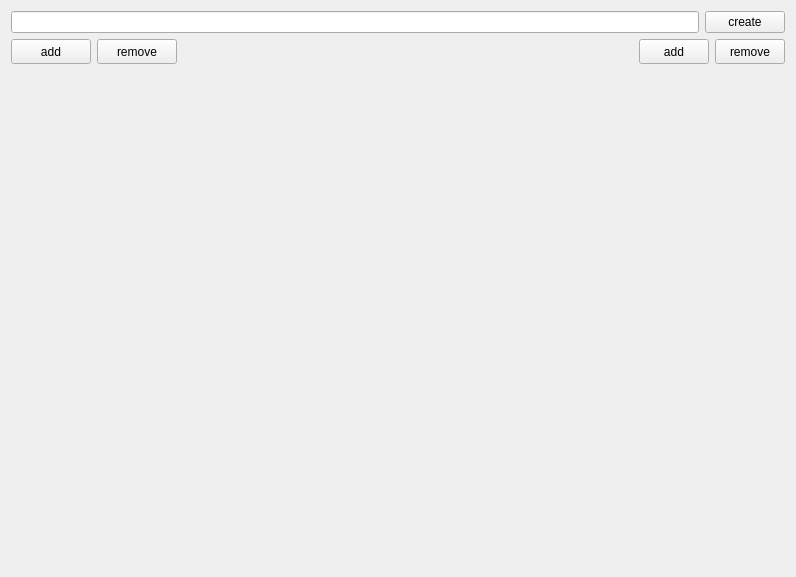
Old version of the form mainwindow.ui in the repository spiritt123/electronic.
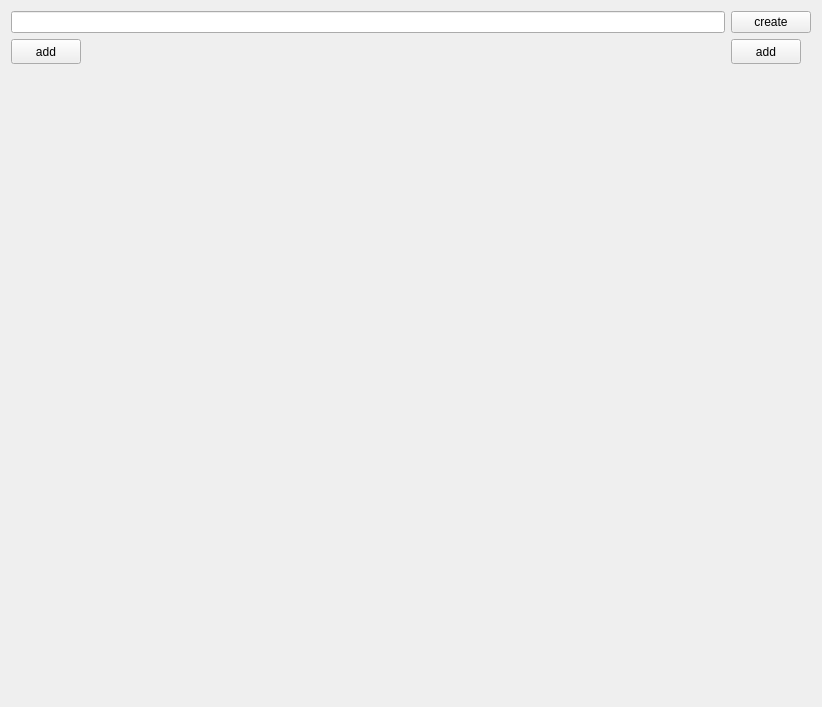
New version of the form.

```diff
--- a/mainwindow.ui
+++ b/mainwindow.ui
@@ -24,30 +24,22 @@
     <item row="0" column="0">
      <layout class="QVBoxLayout" name="verticalLayout">
       <item>
-       <layout class="QHBoxLayout" name="horizontalLayout">
-        <item>
-         <widget class="QLineEdit" name="NewNameElement">
-          <property name="enabled">
-           <bool>true</bool>
-          </property>
-         </widget>
-        </item>
-        <item>
+       <layout class="QGridLayout" name="gridLayout_2">
+        <item row="1" column="1">
          <widget class="QPushButton" name="pushButton">
           <property name="text">
            <string>create</string>
           </property>
          </widget>
         </item>
-       </layout>
-      </item>
-      <item>
-       <layout class="QHBoxLayout" name="Place_layout">
-        <item>
-         <layout class="QVBoxLayout" name="InputPins">
-          <item>
-           <layout class="QHBoxLayout" name="InputPinsMenu">
-            <item alignment="Qt::AlignTop">
+        <item row="1" column="0">
+         <widget class="QLineEdit" name="NewNameElement">
+          <property name="enabled">
+           <bool>true</bool>
+          </property>
+         </widget>
+        </item>
+        <item row="2" column="0">
              <widget class="QPushButton" name="AddInputPin">
               <property name="minimumSize">
                <size>
@@ -55,102 +47,18 @@
                 <height>25</height>
                </size>
               </property>
-              <property name="text">
-               <string>add</string>
-              </property>
-             </widget>
-            </item>
-            <item alignment="Qt::AlignTop">
-             <widget class="QPushButton" name="RemoveInputPin">
-              <property name="minimumSize">
+          <property name="maximumSize">
                <size>
                 <width>70</width>
                 <height>25</height>
                </size>
               </property>
               <property name="text">
-               <string>remove</string>
+           <string>add</string>
               </property>
              </widget>
             </item>
-           </layout>
-          </item>
-          <item>
-           <spacer name="verticalSpacer_4">
-            <property name="orientation">
-             <enum>Qt::Vertical</enum>
-            </property>
-            <property name="sizeHint" stdset="0">
-             <size>
-              <width>20</width>
-              <height>40</height>
-             </size>
-            </property>
-           </spacer>
-          </item>
-          <item>
-           <widget class="QWidget" name="InputPinsList" native="true">
-            <property name="minimumSize">
-             <size>
-              <width>50</width>
-              <height>50</height>
-             </size>
-            </property>
-           </widget>
-          </item>
-          <item>
-           <spacer name="verticalSpacer_3">
-            <property name="orientation">
-             <enum>Qt::Vertical</enum>
-            </property>
-            <property name="sizeHint" stdset="0">
-             <size>
-              <width>20</width>
-              <height>40</height>
-             </size>
-            </property>
-           </spacer>
-          </item>
-         </layout>
-        </item>
-        <item>
-         <layout class="QVBoxLayout" name="verticalLayout_2">
-          <item>
-           <spacer name="horizontalSpacer">
-            <property name="orientation">
-             <enum>Qt::Horizontal</enum>
-            </property>
-            <property name="sizeHint" stdset="0">
-             <size>
-              <width>0</width>
-              <height>0</height>
-             </size>
-            </property>
-           </spacer>
-          </item>
-          <item>
-           <widget class="QWidget" name="Items_field" native="true">
-            <property name="minimumSize">
-             <size>
-              <width>39</width>
-              <height>10</height>
-             </size>
-            </property>
-            <property name="maximumSize">
-             <size>
-              <width>854</width>
-              <height>858</height>
-             </size>
-            </property>
-           </widget>
-          </item>
-         </layout>
-        </item>
-        <item>
-         <layout class="QVBoxLayout" name="OutputPins">
-          <item>
-           <layout class="QHBoxLayout" name="OutputPinsMenu">
-            <item>
+        <item row="2" column="1">
              <widget class="QPushButton" name="AddOutputPin">
               <property name="sizePolicy">
                <sizepolicy hsizetype="Minimum" vsizetype="Fixed">
@@ -181,29 +89,40 @@
               </property>
              </widget>
             </item>
-            <item alignment="Qt::AlignTop">
-             <widget class="QPushButton" name="RemoveOutputPin">
-              <property name="enabled">
-               <bool>true</bool>
-              </property>
+       </layout>
+      </item>
+      <item>
+       <layout class="QHBoxLayout" name="Place_layout">
+        <item>
+         <layout class="QVBoxLayout" name="verticalLayout_2">
+          <item>
+           <spacer name="horizontalSpacer">
+            <property name="orientation">
+             <enum>Qt::Horizontal</enum>
+            </property>
+            <property name="sizeHint" stdset="0">
+             <size>
+              <width>0</width>
+              <height>0</height>
+             </size>
+            </property>
+           </spacer>
+          </item>
+          <item>
+           <widget class="QWidget" name="Items_field" native="true">
               <property name="minimumSize">
                <size>
-                <width>70</width>
-                <height>25</height>
+              <width>800</width>
+              <height>600</height>
                </size>
               </property>
               <property name="maximumSize">
                <size>
-                <width>70</width>
-                <height>25</height>
-               </size>
-              </property>
-              <property name="text">
-               <string>remove</string>
-              </property>
-             </widget>
-            </item>
-           </layout>
+              <width>1920</width>
+              <height>1080</height>
+             </size>
+            </property>
+           </widget>
           </item>
           <item>
            <spacer name="verticalSpacer">
@@ -212,31 +131,8 @@
             </property>
             <property name="sizeHint" stdset="0">
              <size>
-              <width>20</width>
-              <height>40</height>
-             </size>
-            </property>
-           </spacer>
-          </item>
-          <item alignment="Qt::AlignHCenter|Qt::AlignVCenter">
-           <widget class="QWidget" name="OutputPinsList" native="true">
-            <property name="minimumSize">
-             <size>
-              <width>50</width>
-              <height>50</height>
-             </size>
-            </property>
-           </widget>
-          </item>
-          <item>
-           <spacer name="verticalSpacer_2">
-            <property name="orientation">
-             <enum>Qt::Vertical</enum>
-            </property>
-            <property name="sizeHint" stdset="0">
-             <size>
-              <width>20</width>
-              <height>40</height>
+              <width>0</width>
+              <height>0</height>
              </size>
             </property>
            </spacer>
```
Lines whose indentation alone changed are shown as unchanged.
